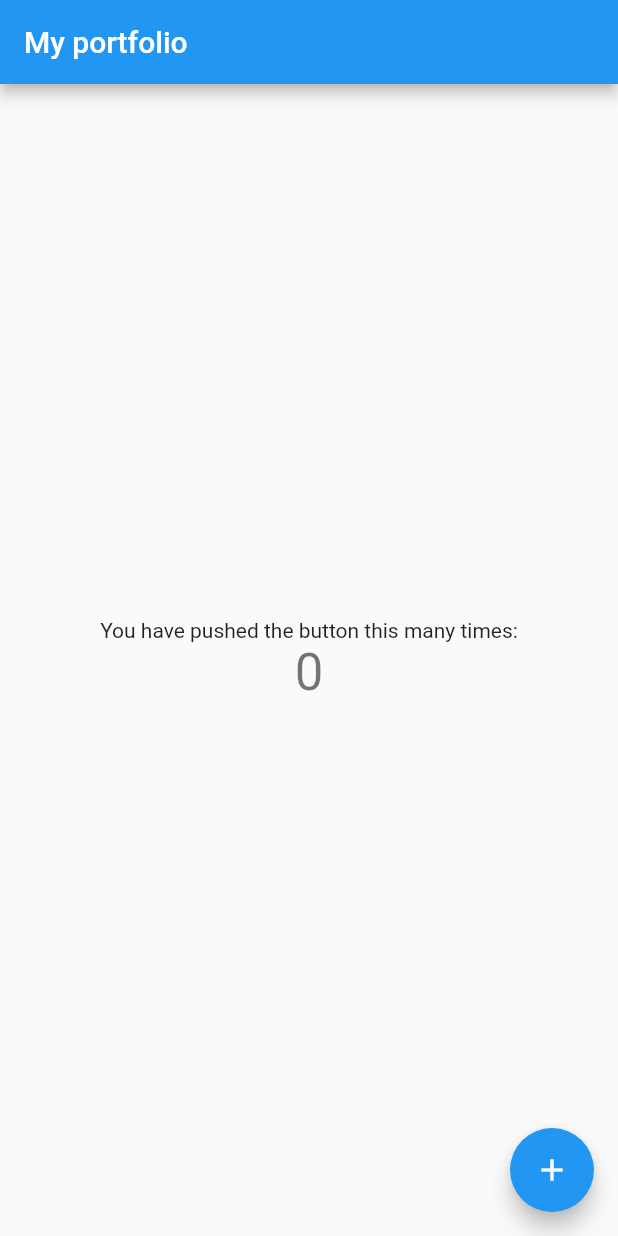
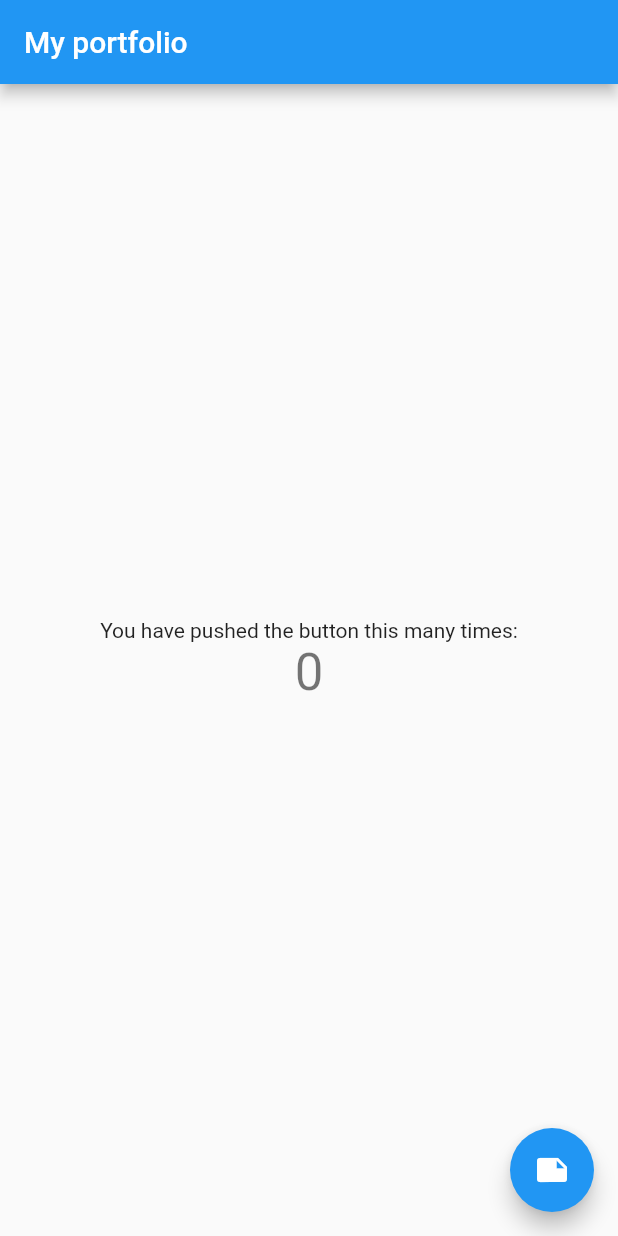
Before and after one commit to RidmiSilva/ridmi_portfolio_web, a Flutter app: the screen it shows after launch, on a phone screen of 412 x 824 dp. Run offline on Flutter 3.47's test engine with Material 2 defaults, Android fonts, the phone set to English and light mode, and no system bars.

Commit message:
T-0002 - Change button icon (#2)
* Change button icon

* Changed button icon

* changed icon as requested

```diff
--- a/lib/main.dart
+++ b/lib/main.dart
@@ -108,7 +108,7 @@ class _MyHomePageState extends State<MyHomePage> {
       floatingActionButton: FloatingActionButton(
         onPressed: _incrementCounter,
         tooltip: 'Increment',
-        child: const Icon(Icons.add),
+        child: const Icon(Icons.note),
       ), // This trailing comma makes auto-formatting nicer for build methods.
     );
   }
```
